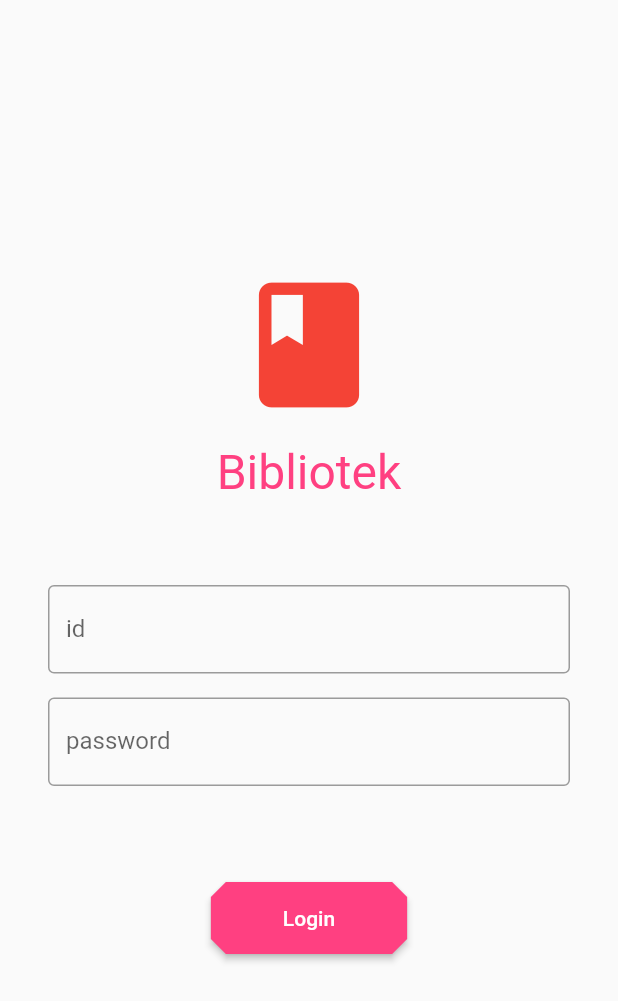
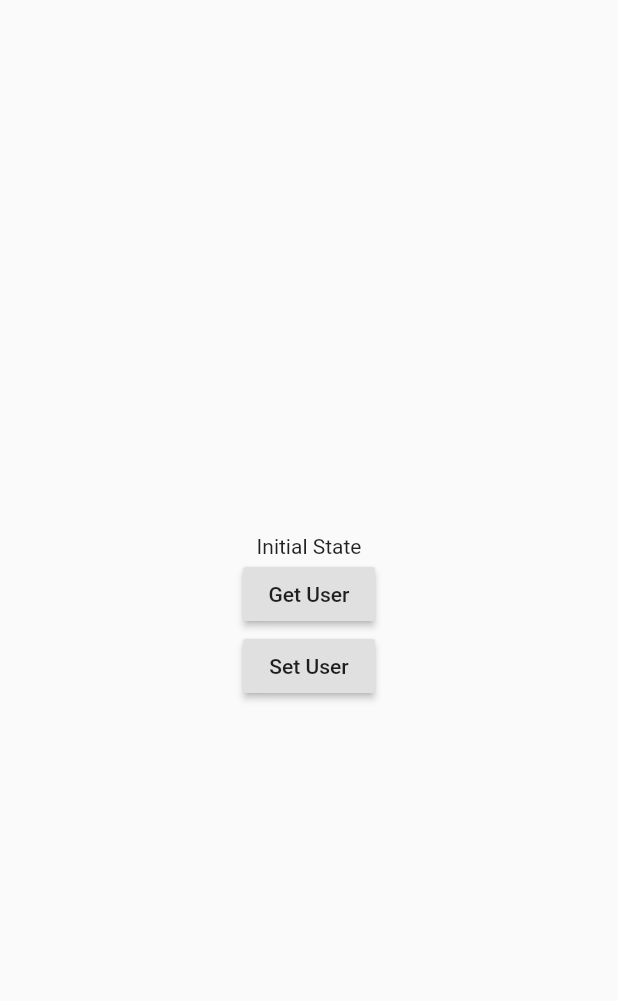
Before and after one commit to RitamChakraborty/bibliotek, a Flutter app: the screen it shows after launch, on a phone screen of 412 x 824 dp. Shown: the top 1001 px of the screen. Run offline on Flutter 3.47's test engine with Material 2 defaults, Android fonts, the phone set to English and light mode, and no system bars; our stand-ins replace bloc, cloud_firestore, flutter_bloc, shared_preferences; accounts and stored records are empty.

Commit message:
storing data in localstorage working

```diff
--- a/lib/bloc/login_bloc/login_bloc.dart
+++ b/lib/bloc/login_bloc/login_bloc.dart
@@ -41,7 +41,7 @@ class LoginBloc extends Bloc<AbstractLoginEvent, AbstractLoginState> {
               Map<String, dynamic> data = userDocumentSnapshot.data;
 
               if (data['password'] == password) {
-                user = User.formJson(data);
+                user = User.fromJson(data);
                 correctPassword = true;
                 break;
               }
--- /dev/null
+++ b/lib/bloc/shared_preferences_services_bloc/events/shared_perferences_services_events.dart
@@ -0,0 +1,18 @@
+import 'package:bibliotek/models/user.dart';
+import 'package:meta/meta.dart';
+
+abstract class AbstractSharedPreferencesServicesEvent {}
+
+class SharedPreferencesServicesSetUserEvent
+    extends AbstractSharedPreferencesServicesEvent {
+  final User _user;
+
+  SharedPreferencesServicesSetUserEvent({@required User user})
+      : this._user = user,
+        assert(user != null);
+
+  User get user => _user;
+}
+
+class SharedPreferencesServicesGetUserEvent
+    extends AbstractSharedPreferencesServicesEvent {}
--- /dev/null
+++ b/lib/bloc/shared_preferences_services_bloc/shared_preferences_services_bloc.dart
@@ -0,0 +1,42 @@
+import 'dart:convert';
+
+import 'package:bibliotek/bloc/shared_preferences_services_bloc/events/shared_perferences_services_events.dart';
+import 'package:bibliotek/bloc/shared_preferences_services_bloc/states/shared_peferences_services_states.dart';
+import 'package:bibliotek/models/user.dart';
+import 'package:bibliotek/services/shared_preferences_services.dart';
+import 'package:bloc/bloc.dart';
+
+class SharedPreferencesServicesBloc extends Bloc<
+    AbstractSharedPreferencesServicesEvent,
+    AbstractSharedPreferencesServicesState> {
+  SharedPreferencesService _sharedPreferencesServices =
+      SharedPreferencesService();
+
+  @override
+  AbstractSharedPreferencesServicesState get initialState =>
+      SharedPreferencesServicesInitialState();
+
+  @override
+  Stream<AbstractSharedPreferencesServicesState> mapEventToState(
+      AbstractSharedPreferencesServicesEvent event) async* {
+    if (event is SharedPreferencesServicesSetUserEvent) {
+      User user = event.user;
+
+      yield SharedPreferencesServicesLoadingState();
+
+      await _sharedPreferencesServices.setUser(user: user);
+      yield SharedPreferencesServicesInitialState();
+    } else if (event is SharedPreferencesServicesGetUserEvent) {
+      yield SharedPreferencesServicesLoadingState();
+
+      String userJson = await _sharedPreferencesServices.getUser();
+
+      if (userJson == null) {
+        yield SharedPreferencesServicesUserUnavailableState();
+      } else {
+        User user = User.fromJson(jsonDecode(userJson));
+        yield SharedPreferencesServicesUserAvailableState(user: user);
+      }
+    }
+  }
+}
--- /dev/null
+++ b/lib/bloc/shared_preferences_services_bloc/states/shared_peferences_services_states.dart
@@ -0,0 +1,24 @@
+import 'package:bibliotek/models/user.dart';
+import 'package:meta/meta.dart';
+
+abstract class AbstractSharedPreferencesServicesState {}
+
+class SharedPreferencesServicesInitialState
+    extends AbstractSharedPreferencesServicesState {}
+
+class SharedPreferencesServicesLoadingState
+    extends AbstractSharedPreferencesServicesState {}
+
+class SharedPreferencesServicesUserUnavailableState
+    extends AbstractSharedPreferencesServicesState {}
+
+class SharedPreferencesServicesUserAvailableState
+    extends AbstractSharedPreferencesServicesState {
+  final User _user;
+
+  SharedPreferencesServicesUserAvailableState({@required User user})
+      : this._user = user,
+        assert(user != null);
+
+  User get user => _user;
+}
--- a/lib/main.dart
+++ b/lib/main.dart
@@ -1,5 +1,5 @@
-import 'package:bibliotek/bloc/login_bloc/login_bloc.dart';
-import 'package:bibliotek/pages/authorization.dart';
+import 'package:bibliotek/bloc/shared_preferences_services_bloc/shared_preferences_services_bloc.dart';
+import 'package:bibliotek/pages/test.dart';
 import 'package:flutter/material.dart';
 import 'package:flutter_bloc/flutter_bloc.dart';
 
@@ -9,14 +9,14 @@ class MyApp extends StatelessWidget {
   @override
   Widget build(BuildContext context) {
     return BlocProvider.value(
-      value: LoginBloc(),
+      value: SharedPreferencesServicesBloc(),
       child: MaterialApp(
         title: 'Bibliotek',
         theme: ThemeData(
           primaryColor: Colors.red,
           accentColor: Colors.pinkAccent,
         ),
-        home: Authorization(),
+        home: Test(),
       ),
     );
   }
--- a/lib/models/user.dart
+++ b/lib/models/user.dart
@@ -35,7 +35,7 @@ class User {
 
   Map<String, dynamic> get details => _details;
 
-  factory User.formJson(Map<String, dynamic> map) {
+  factory User.fromJson(Map<String, dynamic> map) {
     return User(
         id: map['id'],
         password: map['password'],
--- /dev/null
+++ b/lib/pages/test.dart
@@ -0,0 +1,75 @@
+import 'package:bibliotek/bloc/shared_preferences_services_bloc/events/shared_perferences_services_events.dart';
+import 'package:bibliotek/bloc/shared_preferences_services_bloc/shared_preferences_services_bloc.dart';
+import 'package:bibliotek/bloc/shared_preferences_services_bloc/states/shared_peferences_services_states.dart';
+import 'package:bibliotek/models/user.dart';
+import 'package:flutter/material.dart';
+import 'package:flutter_bloc/flutter_bloc.dart';
+
+class Test extends StatelessWidget {
+  @override
+  Widget build(BuildContext context) {
+    SharedPreferencesServicesBloc sharedPreferencesServicesBloc =
+        BlocProvider.of<SharedPreferencesServicesBloc>(context);
+
+    return Material(
+      child: Center(
+        child: BlocBuilder<SharedPreferencesServicesBloc,
+            AbstractSharedPreferencesServicesState>(
+          bloc: sharedPreferencesServicesBloc,
+          builder: (BuildContext context,
+              AbstractSharedPreferencesServicesState
+                  sharedPreferencesServicesState) {
+            return Column(
+              mainAxisAlignment: MainAxisAlignment.center,
+              children: [
+                Builder(
+                  builder: (BuildContext context) {
+                    if (sharedPreferencesServicesState
+                        is SharedPreferencesServicesInitialState) {
+                      return Text("Initial State");
+                    } else if (sharedPreferencesServicesState
+                        is SharedPreferencesServicesLoadingState) {
+                      return Text("Loading");
+                    } else if (sharedPreferencesServicesState
+                        is SharedPreferencesServicesUserUnavailableState) {
+                      return Text("User Unavailable");
+                    } else if (sharedPreferencesServicesState
+                        is SharedPreferencesServicesUserAvailableState) {
+                      return Text(
+                          "${sharedPreferencesServicesState.user.toRawJson()}");
+                    }
+
+                    return Container();
+                  },
+                ),
+                RaisedButton(
+                  onPressed: () {
+                    sharedPreferencesServicesBloc
+                        .add(SharedPreferencesServicesGetUserEvent());
+                  },
+                  child: Text("Get User"),
+                ),
+                RaisedButton(
+                  onPressed: () {
+                    sharedPreferencesServicesBloc.add(
+                      SharedPreferencesServicesSetUserEvent(
+                        user: User(
+                          id: "1001",
+                          password: "admin",
+                          name: "Librarian",
+                          isAdmin: true,
+                          details: {},
+                        ),
+                      ),
+                    );
+                  },
+                  child: Text("Set User"),
+                ),
+              ],
+            );
+          },
+        ),
+      ),
+    );
+  }
+}
--- /dev/null
+++ b/lib/services/shared_preferences_services.dart
@@ -0,0 +1,15 @@
+import 'package:bibliotek/models/user.dart';
+import 'package:meta/meta.dart';
+import 'package:shared_preferences/shared_preferences.dart';
+
+class SharedPreferencesService {
+  Future<SharedPreferences> _sharedPreference = SharedPreferences.getInstance();
+
+  Future<bool> setUser({@required User user}) async {
+    return (await _sharedPreference).setString('user', user.toRawJson());
+  }
+
+  Future<String> getUser() async {
+    return (await _sharedPreference).getString('user');
+  }
+}
--- a/pubspec.yaml
+++ b/pubspec.yaml
@@ -12,6 +12,7 @@ dependencies:
   bloc: any
   flutter_bloc: any
   provider: any
+  shared_preferences: any
 
 dev_dependencies:
   flutter_test:
```
Also changed, not shown: pubspec.lock.
